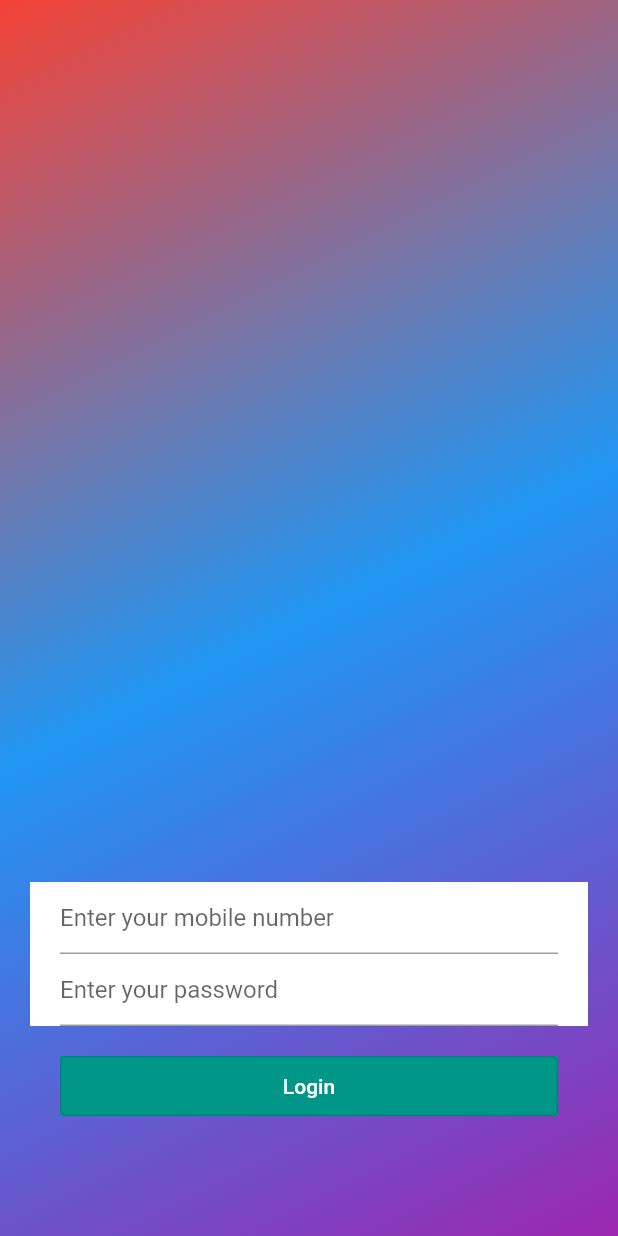
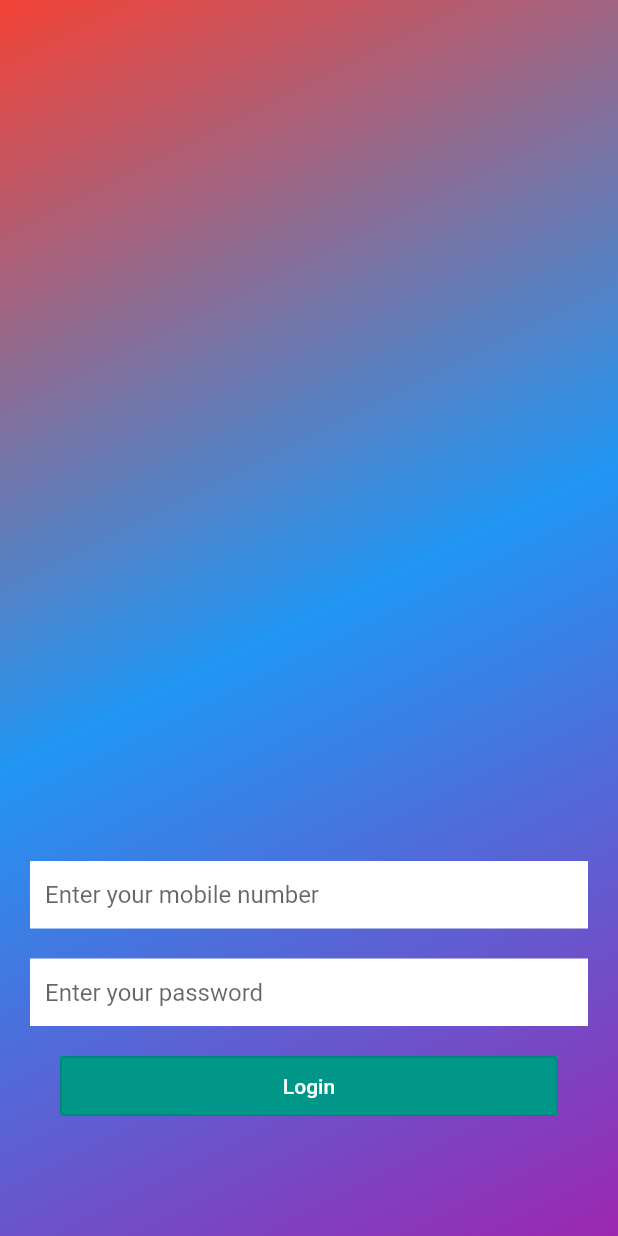
Before and after one commit to skyshivy/FlutterFirstApp, a Flutter app: the screen it shows after launch, on a phone screen of 412 x 824 dp. Run offline on Flutter 3.47's test engine with Material 2 defaults, Android fonts, the phone set to English and light mode, and no system bars.

Commit message:
secire textfield

```diff
--- a/lib/Login/login_page.dart
+++ b/lib/Login/login_page.dart
@@ -1,4 +1,5 @@
 import 'package:flutter/material.dart';
+import 'package:flutter/widgets.dart';
 
 class LoginPage extends StatelessWidget {
   @override
@@ -23,27 +24,36 @@ class LoginPage extends StatelessWidget {
             children: [
               Spacer(),
               Container(
-                  //height: 40,
+                  height: 45,
                   padding: EdgeInsets.symmetric(horizontal: 20),
                   color: Colors.transparent,
                   child: Container(
-                    padding: EdgeInsets.symmetric(horizontal: 20),
+                    padding: EdgeInsets.symmetric(horizontal: 10),
                     color: Colors.white,
-                    child: TextField(
-                      decoration: const InputDecoration(
-                          hintText: 'Enter your mobile number'),
+                    child: Center(
+                      child: TextField(
+                        keyboardType: TextInputType.phone,
+                        decoration: const InputDecoration.collapsed(
+                          hintText: 'Enter your mobile number',
+                        ),
+                      ),
                     ),
                   )),
+              SizedBox(height: 20),
               Container(
-                  //height: 40,
+                  height: 45,
                   padding: EdgeInsets.symmetric(horizontal: 20),
                   color: Colors.transparent,
                   child: Container(
-                    padding: EdgeInsets.symmetric(horizontal: 20),
+                    padding: EdgeInsets.symmetric(horizontal: 10),
                     color: Colors.white,
-                    child: TextField(
-                      decoration: const InputDecoration(
-                          hintText: 'Enter your password'),
+                    child: Center(
+                      child: TextField(
+                        obscureText: true,
+                        enableSuggestions: true,
+                        decoration: const InputDecoration.collapsed(
+                            hintText: 'Enter your password'),
+                      ),
                     ),
                   )),
               SizedBox(height: 20),
```
